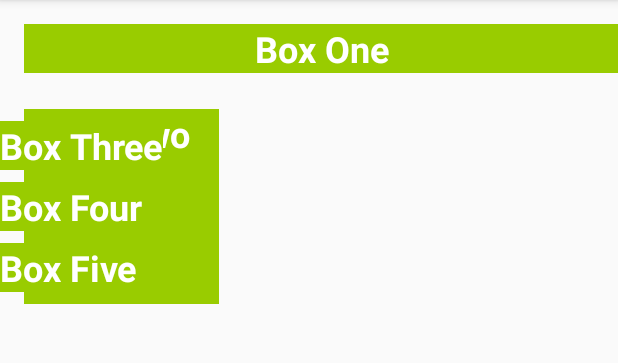
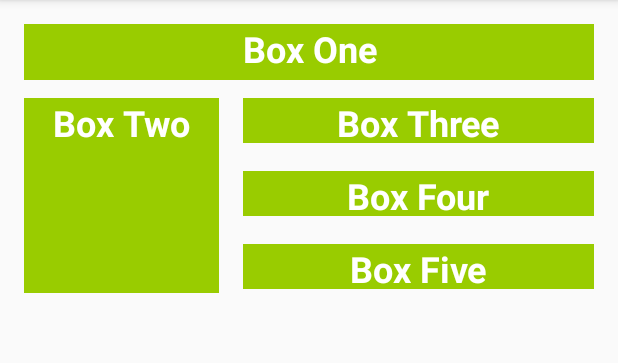
Before and after one commit to MoroProductionsDev/Color-My-Views, an Android app: the screen it shows after launch (MainActivity), on a phone screen of 412 x 824 dp, the part 84-447 px from its top. Run offline under Robolectric (Android 15) with nearby library versions, the phone set to English and light mode, and no system bars; Roboto replaces fonts that are not available here.

Commit message:
- All boxes have matching constraint and their  responsive layout and portrait view

```diff
--- a/app/src/main/res/layout/activity_main.xml
+++ b/app/src/main/res/layout/activity_main.xml
@@ -4,17 +4,19 @@
     xmlns:tools="http://schemas.android.com/tools"
     android:layout_width="match_parent"
     android:layout_height="match_parent"
-    tools:context=".MainActivity">
+    tools:context=".MainActivity"
+    tools:layout_editor_absoluteY="81dp">
 
     <TextView
         android:id="@+id/id_textbox_one"
         style="@style/WhiteBox"
-        android:layout_width="match_parent"
-        android:layout_height="wrap_content"
+        android:layout_width="0dp"
+        android:layout_height="37dp"
         android:layout_marginStart="@dimen/margin_width"
         android:layout_marginTop="@dimen/margin_width"
-        android:layout_marginRight="@dimen/margin_width"
+        android:layout_marginEnd="16dp"
         android:text="@string/text_boxOne"
+        app:layout_constraintEnd_toEndOf="parent"
         app:layout_constraintLeft_toLeftOf="parent"
         app:layout_constraintRight_toRightOf="parent"
         app:layout_constraintStart_toStartOf="parent"
@@ -25,8 +27,8 @@
         style="@style/WhiteBox"
         android:layout_width="130dp"
         android:layout_height="130dp"
-        android:layout_marginStart="16dp"
-        android:layout_marginTop="24dp"
+        android:layout_marginStart="@dimen/margin_width"
+        android:layout_marginTop="12dp"
         android:text="@string/text_boxTwo"
         app:layout_constraintStart_toStartOf="parent"
         app:layout_constraintTop_toBottomOf="@+id/id_textbox_one" />
@@ -34,31 +36,44 @@
     <TextView
         android:id="@+id/id_textbox_three"
         style="@style/WhiteBox"
-        android:layout_width="wrap_content"
-        android:layout_height="wrap_content"
+        android:layout_width="0dp"
+        android:layout_height="30dp"
+        android:layout_marginStart="@dimen/margin_width"
+        android:layout_marginEnd="@dimen/margin_width"
         android:text="@string/text_boxThree"
-        app:layout_constraintBottom_toTopOf="@+id/id_textbox_four"
-        app:layout_constraintTop_toTopOf="@+id/id_textbox_two"
-        tools:layout_editor_absoluteX="198dp" />
+        app:layout_constraintEnd_toEndOf="parent"
+        app:layout_constraintHorizontal_bias="0.0"
+        app:layout_constraintStart_toEndOf="@+id/id_textbox_two"
+        app:layout_constraintTop_toTopOf="@+id/id_textbox_two" />
 
     <TextView
         android:id="@+id/id_textbox_four"
         style="@style/WhiteBox"
-        android:layout_width="wrap_content"
-        android:layout_height="wrap_content"
+        android:layout_width="0dp"
+        android:layout_height="30dp"
+        android:layout_marginStart="16dp"
+        android:layout_marginTop="@dimen/margin_width"
+        android:layout_marginEnd="@dimen/margin_width"
+        android:layout_marginBottom="@dimen/margin_width"
         android:text="@string/text_boxFour"
         app:layout_constraintBottom_toTopOf="@+id/id_textbox_five"
-        app:layout_constraintTop_toBottomOf="@+id/id_textbox_three"
-        tools:layout_editor_absoluteX="198dp" />
+        app:layout_constraintEnd_toEndOf="parent"
+        app:layout_constraintHorizontal_bias="0.071"
+        app:layout_constraintStart_toEndOf="@+id/id_textbox_two"
+        app:layout_constraintTop_toBottomOf="@+id/id_textbox_three" />
 
     <TextView
         android:id="@+id/id_textbox_five"
         style="@style/WhiteBox"
-        android:layout_width="wrap_content"
-        android:layout_height="wrap_content"
+        android:layout_width="0dp"
+        android:layout_height="30dp"
+        android:layout_marginStart="@dimen/margin_width"
+        android:layout_marginEnd="@dimen/margin_width"
         android:text="@string/text_boxFive"
         app:layout_constraintBottom_toBottomOf="@+id/id_textbox_two"
-        app:layout_constraintTop_toBottomOf="@+id/id_textbox_four"
-        tools:layout_editor_absoluteX="198dp" />
+        app:layout_constraintEnd_toEndOf="parent"
+        app:layout_constraintHorizontal_bias="0.0"
+        app:layout_constraintStart_toEndOf="@+id/id_textbox_two"
+        app:layout_constraintTop_toBottomOf="@+id/id_textbox_four" />
 
 </androidx.constraintlayout.widget.ConstraintLayout>
```
